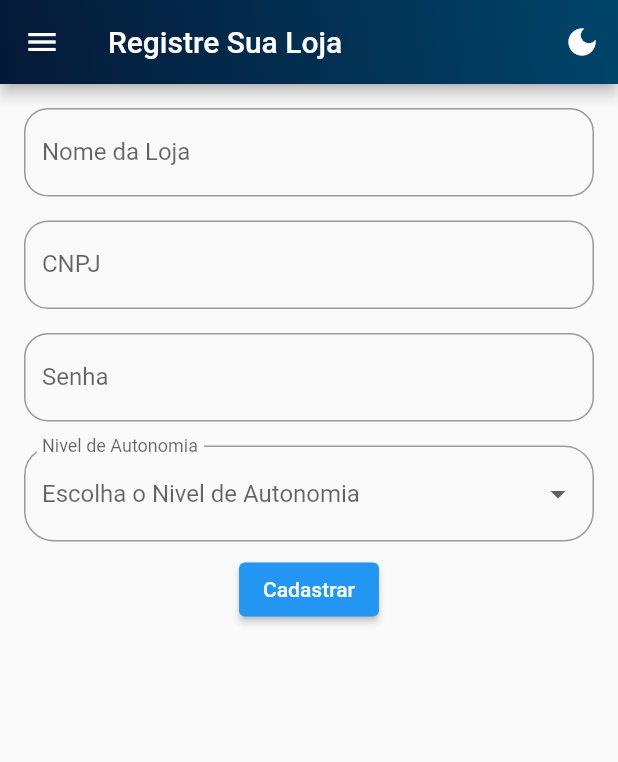
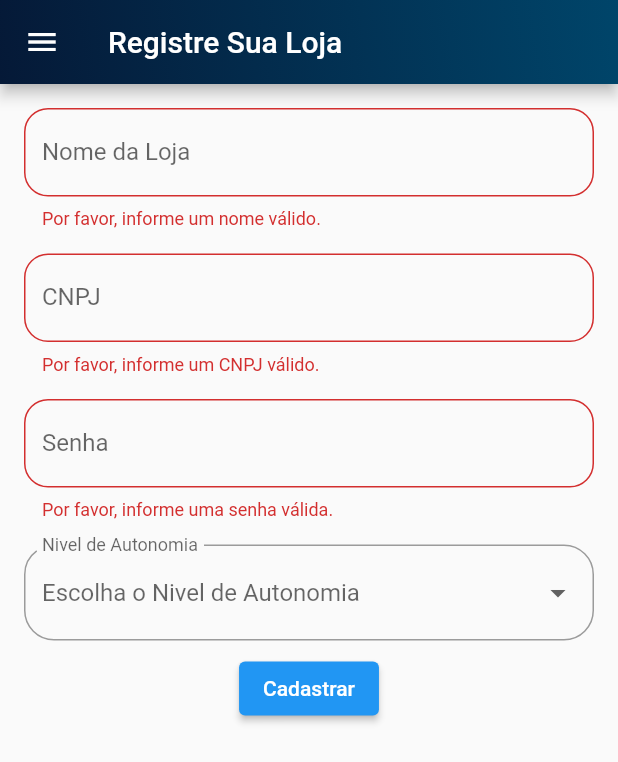
Before and after one commit to cstrey/Projeto_academy, a Flutter app: the RegisterPage screen opened by its route, after a tap on "Cadastrar", on a phone screen of 412 x 824 dp. Shown: the top 762 px of the screen. Run offline on Flutter 3.47's test engine with Material 2 defaults, Android fonts, the phone set to English and light mode, and no system bars; our stand-ins replace carousel_slider, mask_text_input_formatter, shared_preferences, sqflite; accounts and stored records are empty; network calls fail.

Commit message:
Add files via upload

```diff
--- a/lib/controller/user_controller.dart
+++ b/lib/controller/user_controller.dart
@@ -30,6 +30,7 @@ class UserState extends ChangeNotifier {
     );
 
     await controller.insert(person);
+    await loadData();
 
     controllerAutonomy.clear();
     controllerName.clear();
--- a/lib/main.dart
+++ b/lib/main.dart
@@ -42,8 +42,8 @@ class MyApp extends StatelessWidget {
             routes: {
               '/': (context) => const MainPage(),
               '/login': (context) => const LoginPage(),
-              '/register': (context) => RegisterPage(),
-              '/registerCar': (context) => RegisterCarsPage(),
+              '/register': (context) => const RegisterPage(),
+              '/registerCar': (context) => const RegisterCarsPage(),
               '/users': (context) => const ShowUsers(),
               '/cars': (context) => const ShowCars(),
             },
--- a/lib/models/car.dart
+++ b/lib/models/car.dart
@@ -7,7 +7,7 @@ class Car {
   final int modelYear;
   final String photo;
   final double pricePaid;
-  final DateTime purchasedDate;
+  final String purchasedDate;
 
   Car({
     this.id,
--- a/lib/views/register_page.dart
+++ b/lib/views/register_page.dart
@@ -1,6 +1,5 @@
 import 'package:flutter/material.dart';
 import 'package:provider/provider.dart';
-import '../controller/theme_controller.dart';
 import '../controller/user_controller.dart';
 import 'show_users.dart';
 import 'utils/dropdown_autonomy.dart';
@@ -8,13 +7,10 @@ import 'utils/form.dart';
 import 'utils/menu_drawer.dart';
 
 class RegisterPage extends StatelessWidget {
-  RegisterPage({super.key});
-
-  final _formKey = GlobalKey<FormState>();
+  const RegisterPage({super.key});
 
   @override
   Widget build(BuildContext context) {
-    final state = Provider.of<MyState>(context);
     final stateUser = Provider.of<UserState>(context);
     return Scaffold(
       appBar: AppBar(
@@ -31,20 +27,12 @@ class RegisterPage extends StatelessWidget {
           ),
         ),
         title: const Text('Registre Sua Loja'),
-        actions: [
-          IconButton(
-            onPressed: state.toggleTheme,
-            icon: Icon(
-              state.ligthMode ? Icons.dark_mode : Icons.light_mode,
-            ),
-          ),
-        ],
       ),
       drawer: const DrawerMenu(),
       body: Padding(
         padding: const EdgeInsets.all(8.0),
         child: Form(
-          key: _formKey,
+          key: stateUser.formKey,
           child: SingleChildScrollView(
             child: Column(
               mainAxisAlignment: MainAxisAlignment.center,
@@ -91,6 +79,7 @@ class RegisterPage extends StatelessWidget {
                 DropMenu(),
                 ElevatedButton(
                   onPressed: () async {
+                    if (stateUser.formKey.currentState!.validate()) {
                       if (stateUser.oldUser != null) {
                         stateUser.updateUser;
                         await stateUser.update();
@@ -101,8 +90,10 @@ class RegisterPage extends StatelessWidget {
                         Navigator.push(
                           context,
                           MaterialPageRoute(
-                            builder: (context) => const ShowUsers()),
+                            builder: (context) => const ShowUsers(),
+                          ),
                         );
+                      }
                     }
                   },
                   child: const Text('Cadastrar'),
```
Also changed, not shown: lib/controller/cars_controller.dart (+6 -11 lines), lib/controller/database.dart (+2 -6 lines), lib/views/register_cars.dart (+5 -15 lines), lib/views/show_cars.dart (+5 -12 lines), lib/views/show_users.dart (+5 -12 lines). Lines whose indentation alone changed are shown as unchanged.
